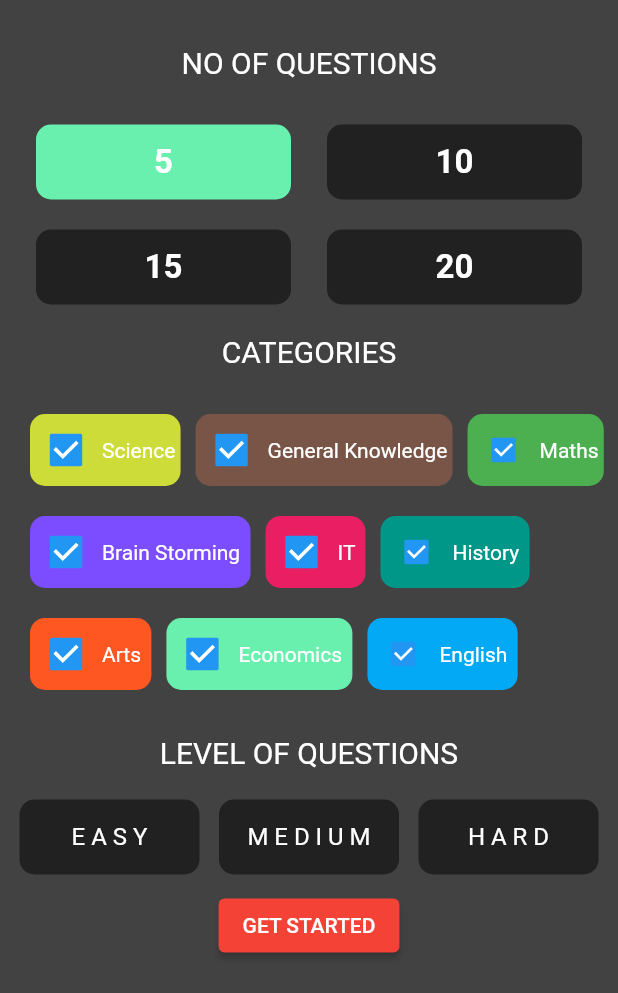
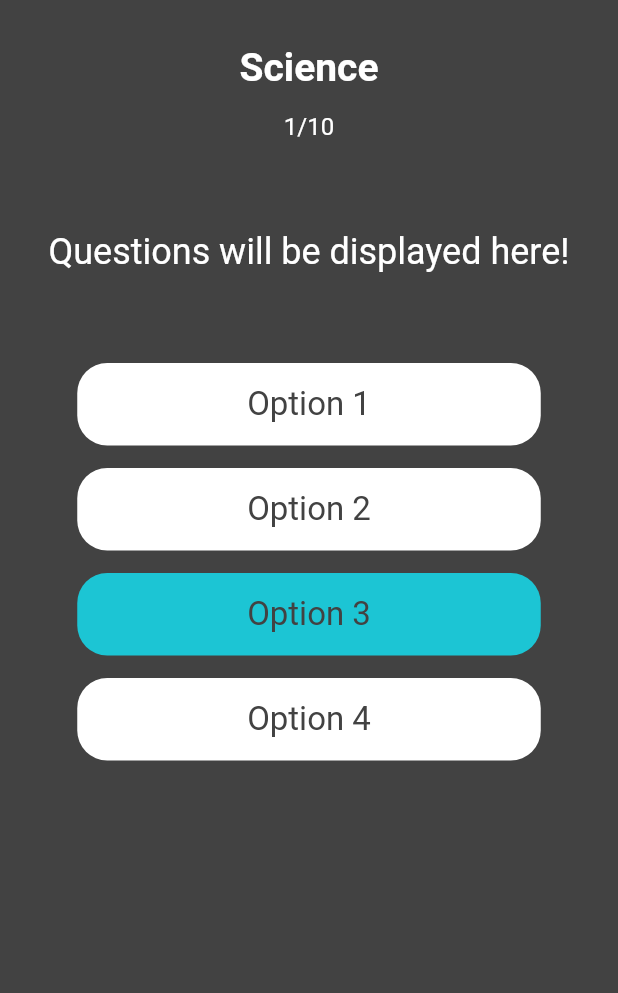
Before and after one commit to Zohaib-Sathio/Trivia_Questions_Flutter_App, a Flutter app: the screen it shows after launch, on a phone screen of 412 x 824 dp. Shown: the top 993 px of the screen. Run offline on Flutter 3.47's test engine with Material 2 defaults, Android fonts, the phone set to English and light mode, and no system bars.

Commit message:
Added Display Screen

```diff
--- /dev/null
+++ b/lib/DisplayScreen.dart
@@ -0,0 +1,125 @@
+import 'package:flutter/material.dart';
+
+class DisplayScreen extends StatelessWidget {
+  const DisplayScreen({Key? key}) : super(key: key);
+
+  @override
+  Widget build(BuildContext context) {
+    Size size = MediaQuery.of(context).size;
+    return SafeArea(
+      child: Scaffold(
+        backgroundColor: Colors.grey[800],
+        body: Column(
+          children: [
+            const Center(
+              child: Padding(
+                padding: EdgeInsets.only(top: 30.0),
+                child: Text(
+                  "Science",
+                  style: TextStyle(
+                    fontWeight: FontWeight.bold,
+                    fontSize: 26,
+                    color: Colors.white,
+                  ),
+                ),
+              ),
+            ),
+            const SizedBox(height: 15,),
+            const Center(
+              child: Text(
+                "1/10",
+                style: TextStyle(
+                  fontSize: 16,
+                  color: Colors.white,
+                ),
+              ),
+            ),
+            const SizedBox(height: 60,),
+            const Center(
+              child: Text(
+                "Questions will be displayed here!",
+                style: TextStyle(
+                  fontSize: 24,
+                  color: Colors.white,
+                ),
+              ),
+            ),
+            const SizedBox(height: 60,),
+            Container(
+              height: 55,
+              width: size.width * 0.75,
+              decoration: BoxDecoration(
+                color: Colors.white,
+                borderRadius: BorderRadius.circular(20),
+              ),
+              child: const Center(
+                child: Text(
+                  'Option 1',
+                  style: TextStyle(
+                    color: Color.fromRGBO(66, 66, 66, 1.0),
+                    fontSize: 22,
+                  ),
+                ),
+              ),
+            ),
+            const SizedBox(height: 15,),
+            Container(
+              height: 55,
+              width: size.width * 0.75,
+              decoration: BoxDecoration(
+                color: Colors.white,
+                borderRadius: BorderRadius.circular(20),
+              ),
+              child: const Center(
+                child: Text(
+                  'Option 2',
+                  style: TextStyle(
+                    color: Color.fromRGBO(66, 66, 66, 1.0),
+                    fontSize: 22,
+                  ),
+                ),
+              ),
+            ),
+            const SizedBox(height: 15,),
+
+            Container(
+              height: 55,
+              width: size.width * 0.75,
+              decoration: BoxDecoration(
+                color: const Color.fromRGBO(28, 197, 212, 1.0),
+                borderRadius: BorderRadius.circular(20),
+              ),
+              child: const Center(
+                child: Text(
+                  'Option 3',
+                  style: TextStyle(
+                    color: Color.fromRGBO(66, 66, 66, 1.0),
+                    fontSize: 22,
+                  ),
+                ),
+              ),
+            ),
+            const SizedBox(height: 15,),
+            Container(
+              height: 55,
+              width: size.width * 0.75,
+              decoration: BoxDecoration(
+                color: Colors.white,
+                borderRadius: BorderRadius.circular(20),
+              ),
+              child: const Center(
+                child: Text(
+                  'Option 4',
+                  style: TextStyle(
+                    color: Color.fromRGBO(66, 66, 66, 1.0),
+                    fontSize: 22,
+                  ),
+                ),
+              ),
+            ),
+          ],
+        ),
+      ),
+    );
+  }
+}
--- a/lib/main.dart
+++ b/lib/main.dart
@@ -1,4 +1,5 @@
 import 'package:flutter/material.dart';
+import 'package:trivia_questions_app/DisplayScreen.dart';
 
 import 'SelectScreen.dart';
 
@@ -14,6 +15,8 @@ class MyApp extends StatelessWidget {
   Widget build(BuildContext context) {
     return MaterialApp(
       title: 'Flutter Demo',
+      debugShowCheckedModeBanner: false,
+
       theme: ThemeData(
         // This is the theme of your application.
         //
@@ -26,7 +29,7 @@ class MyApp extends StatelessWidget {
         // is not restarted.
         primarySwatch: Colors.blue,
       ),
-      home: const SelectScreen(),
+      home: const DisplayScreen(),
     );
   }
 }
```
